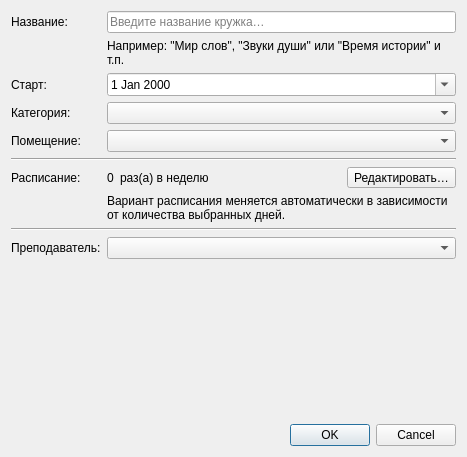
Above: app/ui/assets/dialogs/club-update.ui from NTO-2nd-stage-ABP/ccms before the change. Below: the same form after it.
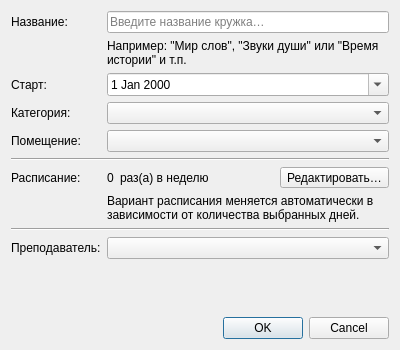
That is the form after the change.

What changed in the file:
```diff
--- a/app/ui/assets/dialogs/club-update.ui
+++ b/app/ui/assets/dialogs/club-update.ui
@@ -6,8 +6,8 @@
    <rect>
     <x>0</x>
     <y>0</y>
-    <width>467</width>
-    <height>457</height>
+    <width>400</width>
+    <height>350</height>
    </rect>
   </property>
   <property name="windowTitle">
```
